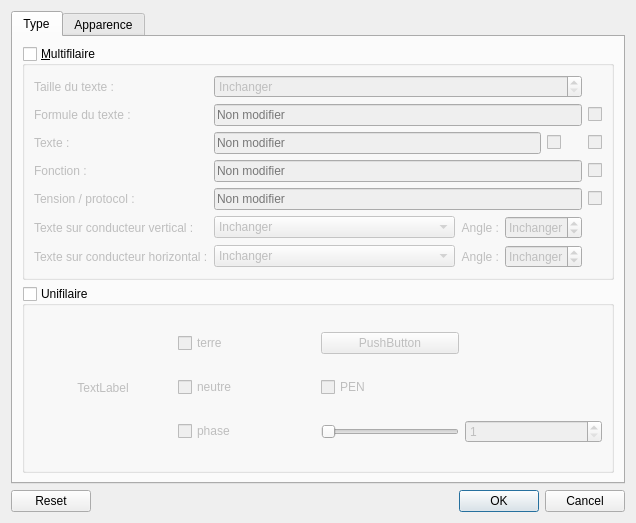
qelectrotech/qelectrotech-source-mirror, file sources/SearchAndReplace/ui/replaceconductordialog.ui: the form before one commit.
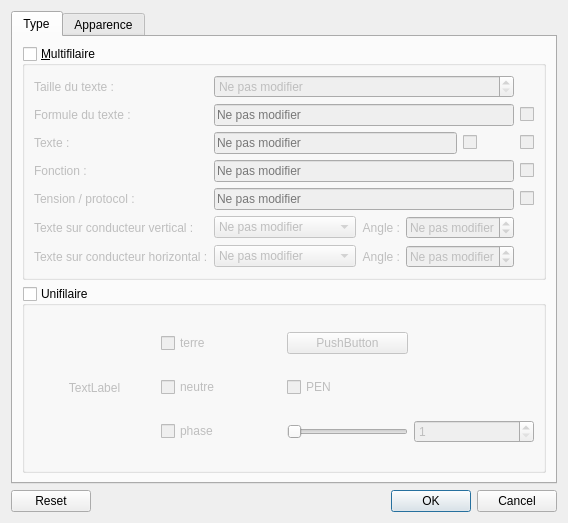
The form after the commit. Icons and pictures are not drawn.

Diff of the .ui file:
```diff
--- a/sources/SearchAndReplace/ui/replaceconductordialog.ui
+++ b/sources/SearchAndReplace/ui/replaceconductordialog.ui
@@ -6,7 +6,7 @@
    <rect>
     <x>0</x>
     <y>0</y>
-    <width>636</width>
+    <width>568</width>
     <height>523</height>
    </rect>
   </property>
@@ -43,7 +43,7 @@
            <widget class="QComboBox" name="m_horizontal_align_cb">
             <item>
              <property name="text">
-              <string>Inchanger</string>
+              <string>Ne pas modifier</string>
              </property>
             </item>
             <item>
@@ -68,7 +68,7 @@
           <item row="2" column="1" colspan="4">
            <widget class="QLineEdit" name="m_formula_le">
             <property name="placeholderText">
-             <string>Non modifier</string>
+             <string>Ne pas modifier</string>
             </property>
             <property name="clearButtonEnabled">
              <bool>true</bool>
@@ -85,7 +85,7 @@
           <item row="4" column="1" colspan="4">
            <widget class="QLineEdit" name="m_function_le">
             <property name="placeholderText">
-             <string>Non modifier</string>
+             <string>Ne pas modifier</string>
             </property>
             <property name="clearButtonEnabled">
              <bool>true</bool>
@@ -139,7 +139,7 @@
           <item row="5" column="1" colspan="4">
            <widget class="QLineEdit" name="m_tension_protocol_le">
             <property name="placeholderText">
-             <string>Non modifier</string>
+             <string>Ne pas modifier</string>
             </property>
             <property name="clearButtonEnabled">
              <bool>true</bool>
@@ -149,7 +149,7 @@
           <item row="1" column="1" colspan="4">
            <widget class="QSpinBox" name="m_text_size_sb">
             <property name="specialValueText">
-             <string>Inchanger</string>
+             <string>Ne pas modifier</string>
             </property>
             <property name="accelerated">
              <bool>false</bool>
@@ -205,9 +205,12 @@
           </item>
           <item row="6" column="1">
            <widget class="QComboBox" name="m_vertical_align_cb">
+            <property name="currentText">
+             <string>Ne pas modifier</string>
+            </property>
             <item>
              <property name="text">
-              <string>Inchanger</string>
+              <string>Ne pas modifier</string>
              </property>
             </item>
             <item>
@@ -248,7 +251,7 @@
              <bool>true</bool>
             </property>
             <property name="specialValueText">
-             <string>Inchanger</string>
+             <string>Ne pas modifier</string>
             </property>
             <property name="suffix">
              <string>°</string>
@@ -273,7 +276,7 @@
              <bool>true</bool>
             </property>
             <property name="specialValueText">
-             <string>Inchanger</string>
+             <string>Ne pas modifier</string>
             </property>
             <property name="suffix">
              <string>°</string>
@@ -292,7 +295,7 @@
           <item row="3" column="1" colspan="3">
            <widget class="QLineEdit" name="m_text_le">
             <property name="placeholderText">
-             <string>Non modifier</string>
+             <string>Ne pas modifier</string>
             </property>
             <property name="clearButtonEnabled">
              <bool>true</bool>
```
Left out of the diff: 7 changed lines with no effect on the pictures.
